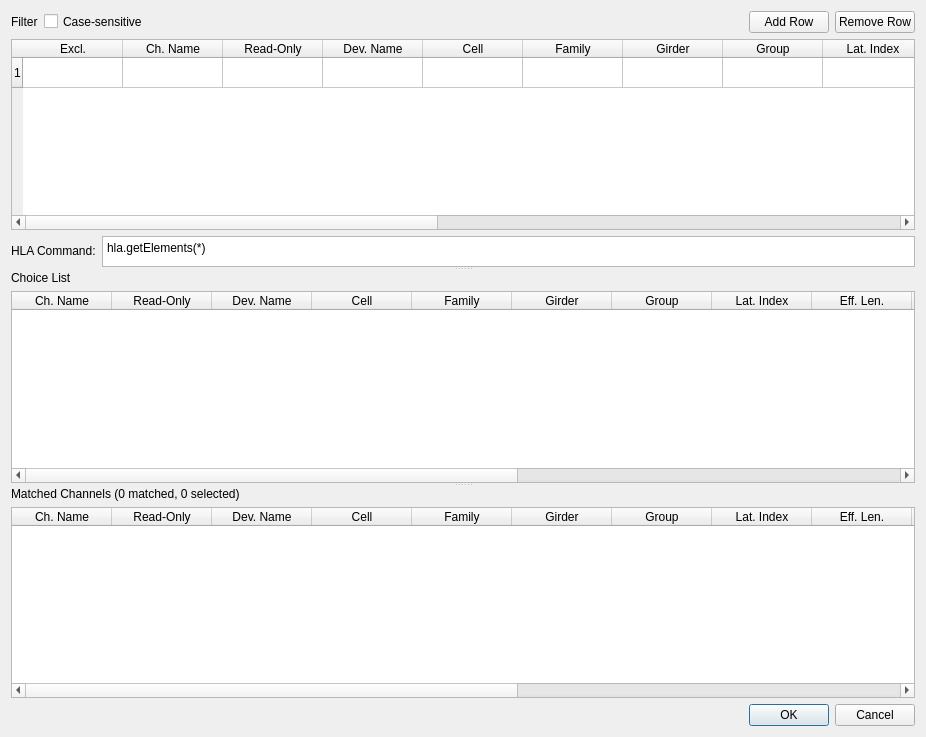
Old version of the form gui/TunerUtils/ui_channelSelectorDialog.ui in the repository NSLS-II/aphla.
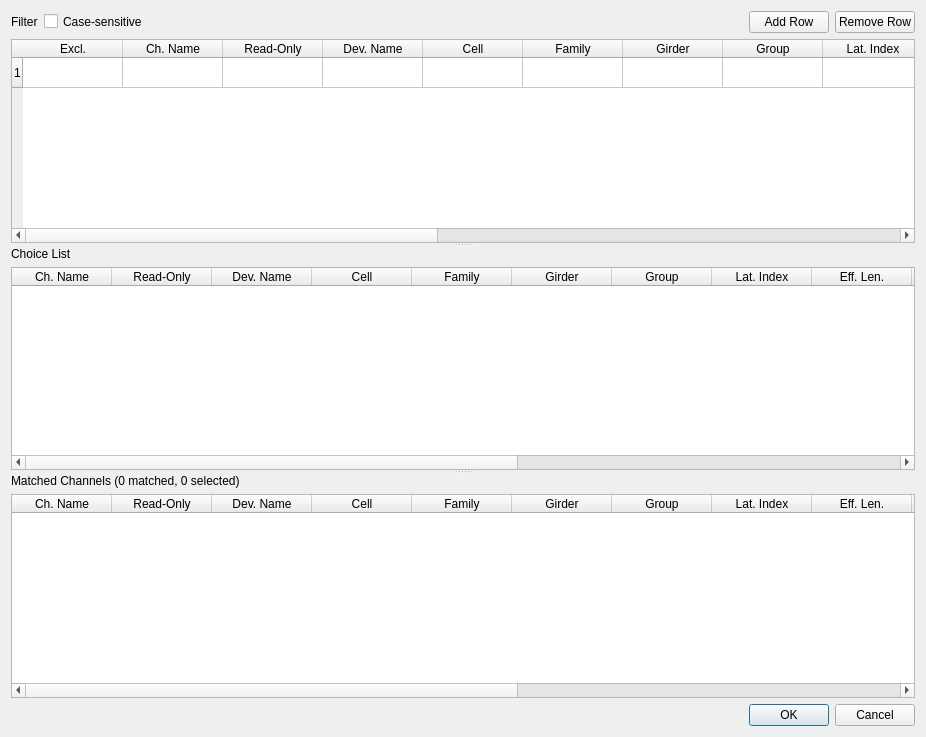
New version of the form.

```diff
--- a/gui/TunerUtils/ui_channelSelectorDialog.ui
+++ b/gui/TunerUtils/ui_channelSelectorDialog.ui
@@ -221,39 +221,6 @@
          </item>
         </widget>
        </item>
-       <item>
-        <layout class="QHBoxLayout" name="horizontalLayout_2">
-         <item>
-          <widget class="QLabel" name="label_4">
-           <property name="maximumSize">
-            <size>
-             <width>16777215</width>
-             <height>16</height>
-            </size>
-           </property>
-           <property name="text">
-            <string>HLA Command:</string>
-           </property>
-          </widget>
-         </item>
-         <item>
-          <widget class="QPlainTextEdit" name="plainTextEdit">
-           <property name="maximumSize">
-            <size>
-             <width>16777215</width>
-             <height>31</height>
-            </size>
-           </property>
-           <property name="readOnly">
-            <bool>true</bool>
-           </property>
-           <property name="plainText">
-            <string>hla.getElements(*)</string>
-           </property>
-          </widget>
-         </item>
-        </layout>
-       </item>
       </layout>
      </widget>
      <widget class="QWidget" name="layoutWidget">
```
